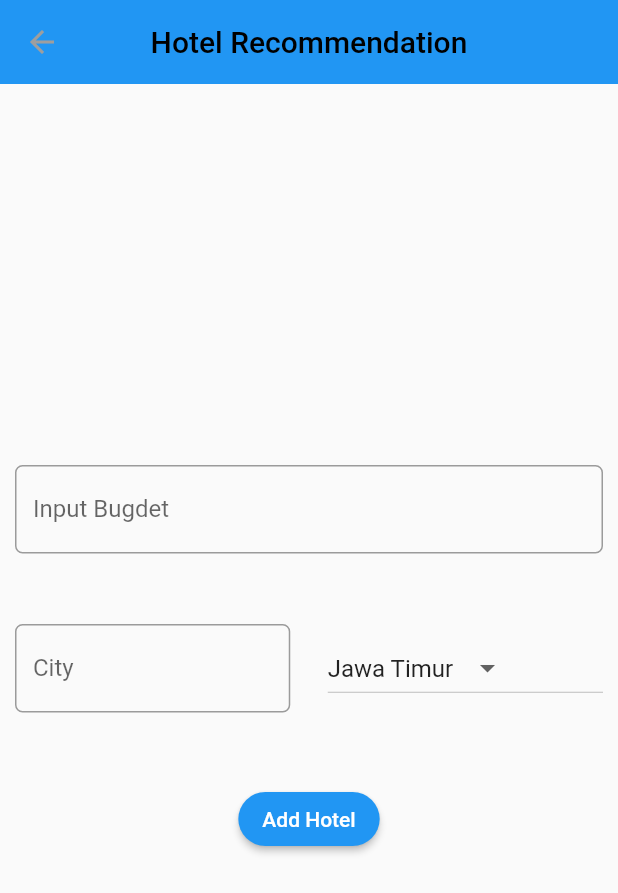
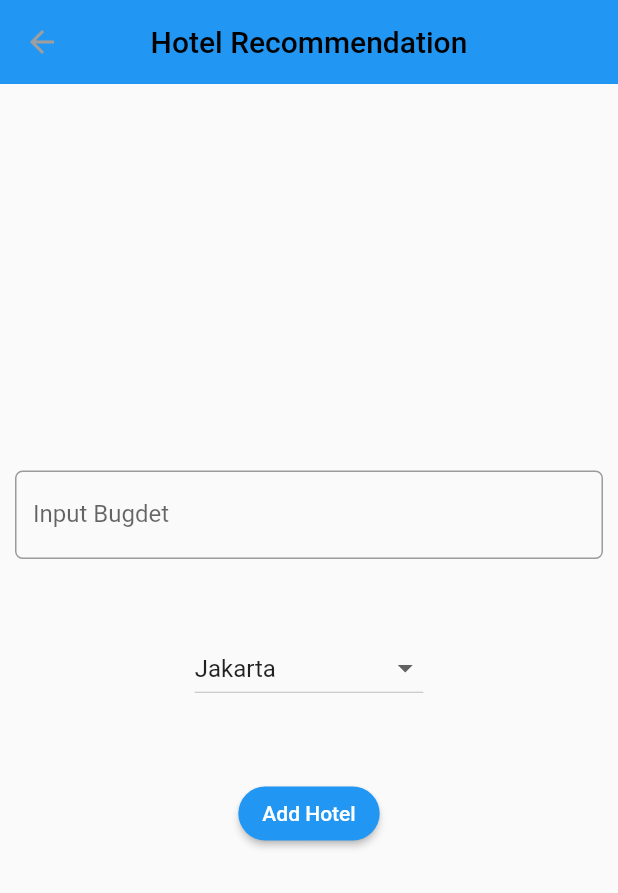
Before and after one commit to JonathanAndrei12/Backpacker-Mate, a Flutter app: the HotelRecommendationPage screen opened directly, on a phone screen of 412 x 824 dp. Shown: the top 893 px of the screen. Run offline on Flutter 3.47's test engine with Material 2 defaults, Android fonts, the phone set to English and light mode, and no system bars; our stand-ins replace cloud_firestore, equatable, firebase_auth, firebase_core, firebase_storage, flutter_spinkit and 2 more; accounts and stored records are empty.

Commit message:
Selesai dropdown city

```diff
--- a/lib/models/budgets.dart
+++ b/lib/models/budgets.dart
@@ -4,8 +4,9 @@ class Budgets extends Equatable {
   final String id;
   final String name;
   final String total;
+  final String uid;
 
-  Budgets(this.id, this.name, this.total);
+  Budgets(this.id, this.name, this.total, this.uid);
   @override
-  List<Object> get props => [id, name, total];
+  List<Object> get props => [id, name, total, uid];
 }
--- a/lib/services/budget_services.dart
+++ b/lib/services/budget_services.dart
@@ -16,7 +16,7 @@ class BudgetServices {
     await Firebase.initializeApp();
 
     budgetDoc = await budgetCollection
-        .add({'id': "", 'name': budget.name, 'total': budget.total});
+        .add({'id': "", 'name': budget.name, 'total': budget.total, 'uid': budget.uid});
 
     if (budgetDoc.id != null) {
       ref = FirebaseStorage.instance.ref();
@@ -42,7 +42,7 @@ class BudgetServices {
   // }
   // }
 
-  static Future<bool> deleteProduct(budgetid) async {
+  static Future<bool> deleteBudget(budgetid) async {
     if (budgetid != "") {
       DocumentReference p =
           FirebaseFirestore.instance.collection("budgets").doc(budgetid);
--- a/lib/services/services.dart
+++ b/lib/services/services.dart
@@ -1,5 +1,4 @@
 import 'dart:io';
-
 import 'package:backpacker_mate/models/models.dart';
 import 'package:backpacker_mate/extensions/extensions.dart';
 import 'package:cloud_firestore/cloud_firestore.dart';
--- a/lib/ui/pages/budgetman_page.dart
+++ b/lib/ui/pages/budgetman_page.dart
@@ -9,6 +9,7 @@ class _BudgetManagementPageState extends State<BudgetManagementPage> {
   final ctrlBudgetName = TextEditingController();
   final ctrlBudgetAmount = TextEditingController();
   bool isLoading = false;
+  User _auth = FirebaseAuth.instance.currentUser;
 
   @override
   Widget build(BuildContext context) {
@@ -112,7 +113,8 @@ class _BudgetManagementPageState extends State<BudgetManagementPage> {
                                   Budgets budget = Budgets(
                                       "",
                                       ctrlBudgetName.text,
-                                      ctrlBudgetAmount.text);
+                                      ctrlBudgetAmount.text,
+                                      _auth.uid);
                                   bool result =
                                       await BudgetServices.addBudget(budget);
                                   if (result == true) {
--- a/lib/ui/pages/budgetman_result.dart
+++ b/lib/ui/pages/budgetman_result.dart
@@ -169,7 +169,7 @@ class _BudgetManagementResultState extends State<BudgetManagementResult> {
     Widget continueButton = FlatButton(
       child: Text("Continue"),
       onPressed: () async {
-        bool result = await BudgetServices.deleteProduct("${widget.budget.id}");
+        bool result = await BudgetServices.deleteBudget("${widget.budget.id}");
         if (result == true) {
           Fluttertoast.showToast(
             msg: "Delete Products Success",
--- a/lib/ui/pages/hotelrec_page.dart
+++ b/lib/ui/pages/hotelrec_page.dart
@@ -2,14 +2,61 @@ part of "pages.dart";
 
 class HotelRecommendationPage extends StatefulWidget {
   @override
-  _HotelRecommendationPageState createState() =>
-      _HotelRecommendationPageState();
+  _HotelRecommendationPageState createState() => _HotelRecommendationPageState();
 }
 
 class _HotelRecommendationPageState extends State<HotelRecommendationPage> {
- var _currencies = ['Jawa Timur', 'Jawa Barat', 'Jawa Tengah'];
   final _minimumPadding = 5.0;
-  var _currentItemSelected = 'Jawa Timur';
+  var _onItemSelected = 'Jakarta';
+  var cities = ["Aceh", "Ambon", "Anyer", "Bali", "Balikpapan", "Bandar Lampung", "Bandung", "Bangka", "Banjarmasin", "Banten", "Banyuwangi", "Batam Island", "Berastagi", "Bintan Island", "Blitar", "Bogor", "Bukittinggi", "Cikarang", "Cirebon", "Irian Jaya / Papua", "Jakarta", "Jambi", "Kediri", "Kendari", "Ketapang", "Kupang", "Labuan Bajo", "Lombok", "Mabuun", "Magelang", "Makassar", "Malang", "Manado", "Medan", "Padang", "Palembang", "Palu", "Parapat", "Pekanbaru", "Pelabuhan Ratu", "Pontianak", "Puncak", "Samarinda", "Semarang", "Solo (Surakarta)", "Surabaya", "Tangerang", "Tarakan", "Trawas", "Yogyakarta"];
+
+
+  // void initState() {
+  //   getHotelsCities();
+  //   super.initState();
+  // }
+
+  // getHotelsCities(){
+  //   hotelsRef.get().then((QuerySnapshot snapshot){
+  //     snapshot.docs.forEach((DocumentSnapshot doc){
+  //       allHotels.add(doc.data);
+  //     });
+  //   });
+  //   var citiesCount = 0;
+  //   var citiesCountWhile = 0;
+  //   var whileBool = true;
+  //   for(var i = 0; i < allHotels.length; i++){
+  //     whileBool = true;
+  //     if (cities.isEmpty){
+  //       cities[citiesCount] = allHotels[i].city.toString();
+  //       citiesCount++;
+  //     }else{
+  //       while(whileBool == true){
+  //         if(citiesCountWhile == citiesCount - 1){
+  //           if(allHotels[i].city.toString() == cities[citiesCountWhile]){
+  //             citiesCountWhile = 0;
+  //             whileBool = false;
+  //           }else{
+  //             cities[citiesCount] = allHotels[i].city.toString();
+  //             citiesCountWhile = 0;
+  //             citiesCount++;
+  //             whileBool = false;
+  //           }
+  //         }else{
+  //           if(allHotels[i].city.toString() == cities[citiesCountWhile]){
+  //             citiesCountWhile++;
+  //           }else{
+  //             cities[citiesCount] = allHotels[i].city.toString();
+  //             citiesCountWhile = 0;
+  //             citiesCount++;
+  //             whileBool = false;
+  //           }
+  //         }
+  //       }
+  //     }
+  //   }
+  //   citiesFix = cities;
+  // }
 
   @override
   Widget build(BuildContext context) {
@@ -26,7 +73,6 @@ class _HotelRecommendationPageState extends State<HotelRecommendationPage> {
         elevation: 0,
       ),
 
-
       body: Container(
         margin: EdgeInsets.all(_minimumPadding * 2),
         child: Column(
@@ -41,38 +87,17 @@ class _HotelRecommendationPageState extends State<HotelRecommendationPage> {
                     border: OutlineInputBorder(
                         borderRadius: BorderRadius.circular(5.0))),
             ),
-
-            Row(
-                children: <Widget>[
-                  Expanded(
-                    child: TextField(
-                      decoration: InputDecoration(
-                          labelText: 'City',
-                          hintText: 'Surabaya',
-                          border: OutlineInputBorder(
-                              borderRadius: BorderRadius.circular(5.0))),
-                    ),
-                  ),
-
-                  Container(
-                    width: _minimumPadding * 5,
-                  ),
-
-                  Expanded(
-                    child: DropdownButton<String>(
-                      items: _currencies.map((String value) {
+            DropdownButton<String>(
+              items: cities.map((String value) {
                 return DropdownMenuItem<String>(
                   value: value,
                   child: Text(value),
                 );
               }).toList(),
-                      value: _currentItemSelected,
+              value: _onItemSelected,
               onChanged: (String newValueSelected) {
                 _onDropDownItemSelected(newValueSelected);
               },
-                    ),
-                  ),
-                ],
             ),
             RaisedButton(
                 textColor: Colors.white,
@@ -90,7 +115,7 @@ class _HotelRecommendationPageState extends State<HotelRecommendationPage> {
     );
   }
 
-  Widget getImageAsset() {
+  // Widget getImageAsset() {
     // AssetImage assetImage = AssetImage('images/hotel.png');
     // Image image = Image(
     //   image: assetImage,
@@ -103,21 +128,21 @@ class _HotelRecommendationPageState extends State<HotelRecommendationPage> {
     //   margin: EdgeInsets.all(_minimumPadding * 10),
     // );
 
-    return Container(
-      width: 125.0,
-      height: 125.0,
-      margin: EdgeInsets.all(_minimumPadding * 10),
-      decoration: BoxDecoration(
-        image: DecorationImage(
-          image: AssetImage("assets/images/hotel.png"),
-        )
-      ),
-    );
-  }
+  //   return Container(
+  //     width: 125.0,
+  //     height: 125.0,
+  //     margin: EdgeInsets.all(_minimumPadding * 10),
+  //     decoration: BoxDecoration(
+  //       image: DecorationImage(
+  //         image: AssetImage("assets/images/hotel.png"),
+  //       )
+  //     ),
+  //   );
+  // }
 
   void _onDropDownItemSelected(newValueSelected) {
     setState(() {
-      this._currentItemSelected = newValueSelected;
+      this._onItemSelected = newValueSelected;
     });
   }
 }
--- a/lib/ui/pages/pages.dart
+++ b/lib/ui/pages/pages.dart
@@ -1,5 +1,3 @@
-import 'dart:io';
-
 import 'package:backpacker_mate/models/models.dart';
 import 'package:backpacker_mate/services/services.dart';
 import 'package:backpacker_mate/ui/widgets/budgetcard.dart';
--- a/pubspec.yaml
+++ b/pubspec.yaml
@@ -51,7 +51,7 @@ flutter:
 
   # To add assets to your application, add an assets section, like this:
   assets:
-    - assets/images
+    - assets/images/logo.png
   #   - images/a_dot_ham.jpeg
   # An image asset can refer to one or more resolution-specific "variants", see
   # https://flutter.dev/assets-and-images/#resolution-aware.
```
Also changed, not shown: lib/ui/pages/historybudget.dart (+4 -3 lines). Lines whose indentation alone changed are shown as unchanged.
